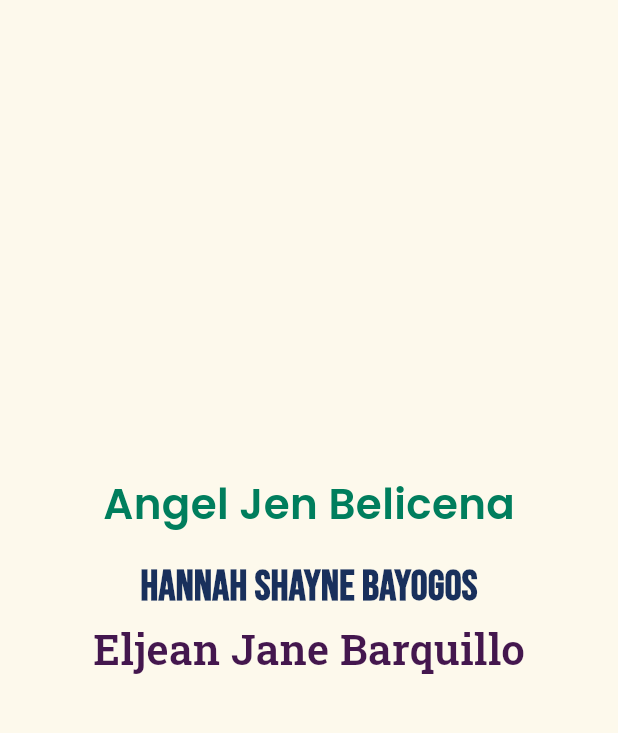
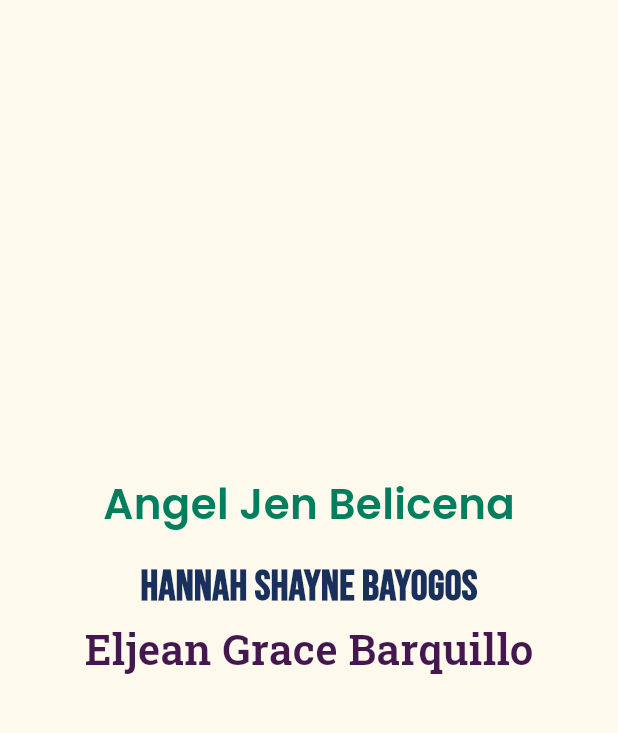
Before and after one commit to ajbelicena01/it3120-lab6, a Flutter app: the screen it shows after launch, on a phone screen of 412 x 824 dp, the part 84-817 px from its top. Run offline on Flutter 3.47's test engine with Material 3 defaults, Android fonts, the phone set to English and light mode, and no system bars; our stand-ins replace google_fonts.

Commit message:
Added my name. Changed the font style and color.

```diff
--- a/lib/main.dart
+++ b/lib/main.dart
@@ -60,7 +60,7 @@
               ),
             ),
             Text(
-              'Eljean Jane Barquillo',
+              'Eljean Grace Barquillo',
               style: GoogleFonts.robotoSlab(
                 color: const Color(0XFF44174E),
                 fontSize: 28,
```
